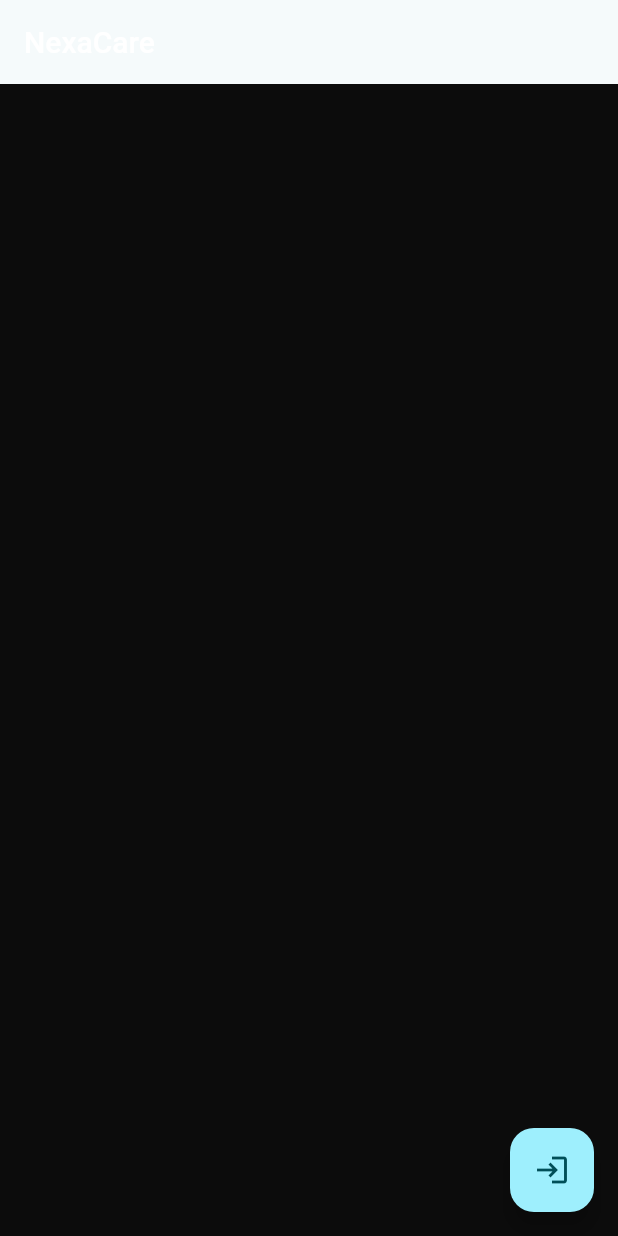
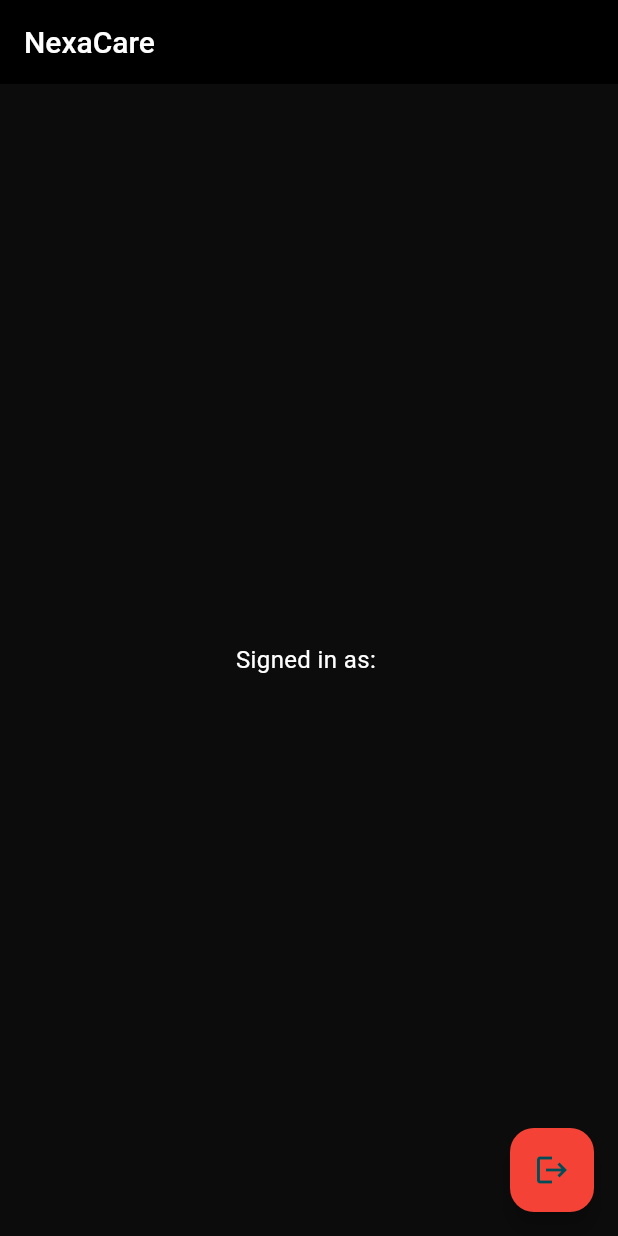
Before and after one commit to BaviskarMahesh/NexaCare, a Flutter app: the screen it shows once a user with an empty profile is signed in, on a phone screen of 412 x 824 dp. Run offline on Flutter 3.47's test engine with Material 3 defaults, Android fonts, the light colour scheme and no system bars; our stand-ins replace firebase_auth, firebase_core; accounts and stored records are empty.

Commit message:
added code

```diff
--- a/lib/Routes/app_routes.dart
+++ b/lib/Routes/app_routes.dart
@@ -2,13 +2,17 @@ import 'package:flutter/material.dart';
 import 'package:nexacare/attendant/signin_attendant.dart';
 import 'package:nexacare/email/forgotpswd.dart';
 import 'package:nexacare/screens/landingpage.dart';
+import 'package:nexacare/user/homepage_user.dart';
 import 'package:nexacare/user/signin_User.dart';
+import 'package:nexacare/utils/wrapper.dart';
 
 class Approutes {
   static const String landingPage = '/';
   static const String signInuser = '/signInuser';
   static const String signInattendant = '/signInattendant';
   static const String forgotPswd = '/forgotPswd';
+  static const String wrapper = '/wrapper';
+  static const String homepageUser = '/homepageUser';
 
   static Route<dynamic> generateRoute(RouteSettings settings) {
     switch (settings.name) {
@@ -20,6 +24,10 @@ class Approutes {
         return MaterialPageRoute(builder: (_) => SigninAttendant());
       case forgotPswd:
         return MaterialPageRoute(builder: (_) => Forgotpswd());
+      case wrapper:
+        return MaterialPageRoute(builder: (_) => Wrapper());
+      case homepageUser:
+        return MaterialPageRoute(builder: (_) => HomepageUser());
 
       default:
         return MaterialPageRoute(
--- a/lib/user/homepage_user.dart
+++ b/lib/user/homepage_user.dart
@@ -1,5 +1,4 @@
 import 'package:firebase_auth/firebase_auth.dart';
-import 'package:firebase_core/firebase_core.dart';
 import 'package:flutter/material.dart';
 
 class HomepageUser extends StatefulWidget {
@@ -10,9 +9,18 @@ class HomepageUser extends StatefulWidget {
 }
 
 class _HomepageUserState extends State<HomepageUser> {
-  final user = FirebaseAuth.instance.currentUser;
-  signout() async {
-    await FirebaseAuth.instance.signOut();
+  User? user;
+  @override
+  void initState() {
+    super.initState();
+    user = FirebaseAuth.instance.currentUser;
+    FirebaseAuth.instance.authStateChanges().listen((User? newUser) {
+      if (mounted) {
+        setState(() {
+          user = newUser;
+        });
+      }
+    });
   }
 
   @override
@@ -28,11 +36,23 @@ class _HomepageUserState extends State<HomepageUser> {
             color: Colors.white,
           ),
         ),
+        backgroundColor: Colors.black,
       ),
-      body: Center(child: Text('${user!.email}')),
+      body: Center(
+        child: Text(
+          user != null
+              ? 'Signed in as: ${user!.email}'
+              : 'No user is signed in.',
+          style: TextStyle(color: Colors.white, fontSize: 16),
+        ),
+      ),
       floatingActionButton: FloatingActionButton(
-        onPressed: (() => signout()),
-        child: Icon(Icons.login),
+        onPressed: () async {
+          await FirebaseAuth.instance.signOut();
+          setState(() {}); // Update UI after sign out
+        },
+        backgroundColor: Colors.red,
+        child: Icon(Icons.logout),
       ),
     );
   }
```
Also changed, not shown: lib/user/signin_User.dart (+6 -1 lines).
